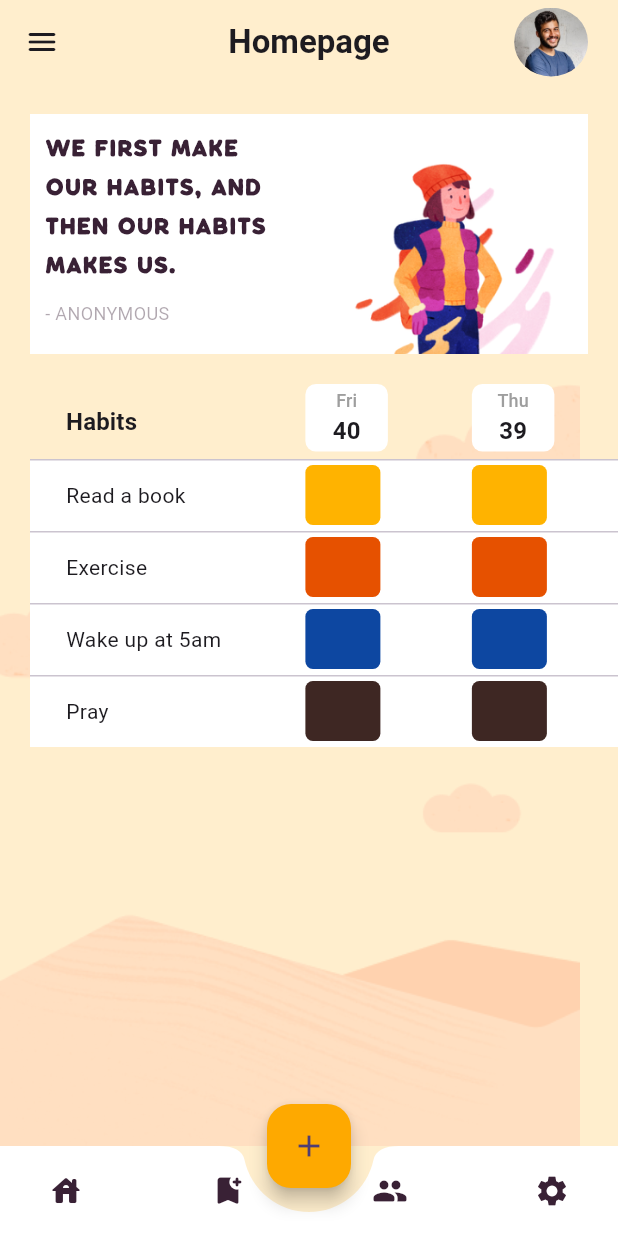
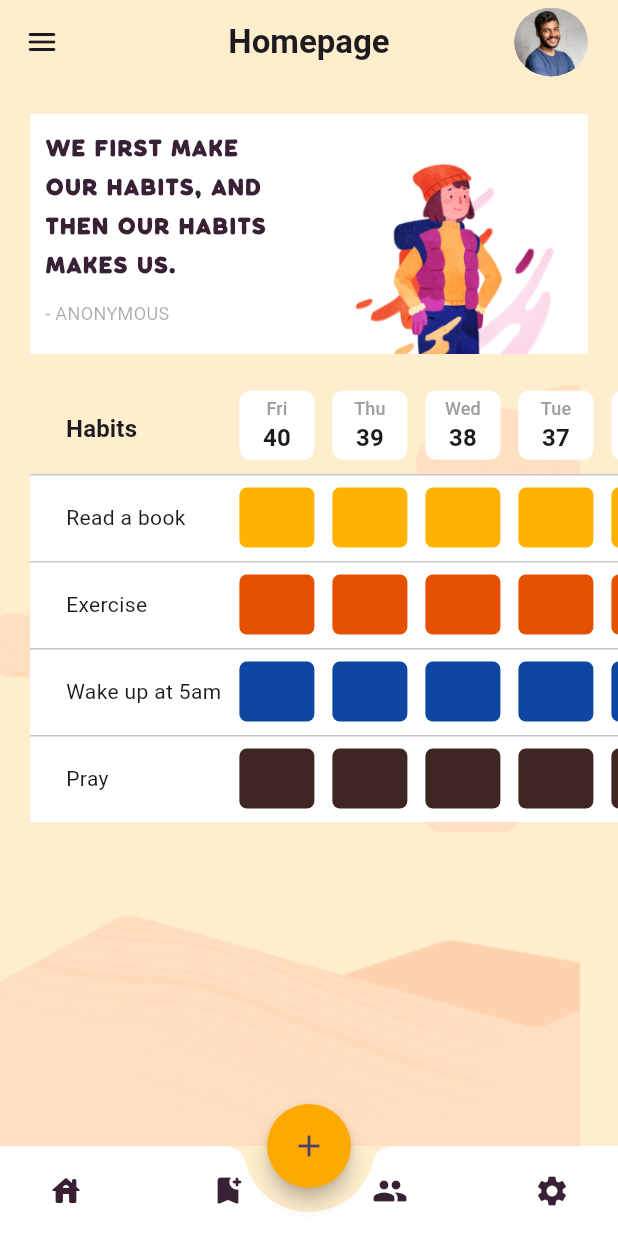
Before and after one commit to miranda-heavenly/atomicHabit, a Flutter app: the HomePage screen opened by its route, on a phone screen of 412 x 824 dp. Run offline on Flutter 3.47's test engine with Material 3 defaults, Android fonts, the phone set to English and light mode, and no system bars; missing offline and left inert: data_tables, introduction_slider; Roboto replaces fonts that are missing (Manrope).

Commit message:
rows and colums adjusted in table

```diff
--- a/lib/home_page.dart
+++ b/lib/home_page.dart
@@ -131,11 +131,14 @@ class _HomePageState extends State<HomePage> {
                 child: SingleChildScrollView(
                     scrollDirection: Axis.horizontal,
                     child: DataTable(
+
                       columns: [
                         //custom heading for the first column
                         DataColumn(
+
                           label: Column(
                           mainAxisSize: MainAxisSize.min,
+
                           children: [
                             Text("Habits",
                             style: TextStyle(fontSize: 16, fontWeight: FontWeight.bold),)
@@ -147,17 +150,19 @@ class _HomePageState extends State<HomePage> {
                         //The map function iterates over each date in the dates list. For each date, it creates a new DataColumn object using the provided function.
                         //...dates.map((date) => DataColumn( ... )).toList():
                         ...dates.map((date) => DataColumn(
+
                           label: Container(
-                            width: 55,
-                            // height: 100,
-                            // padding: EdgeInsets.only(bottom: 10),
+                            width: 50,
                             margin: EdgeInsets.only(bottom: 5),
                             decoration: BoxDecoration(
                               color: Colors.white,
                               borderRadius: BorderRadius.circular(7)
                             ),
                             child:
-                              Column(
+                              Padding(
+                                padding: const EdgeInsets.symmetric(vertical: 3),
+                                child: Column(
+                                  mainAxisSize: MainAxisSize.min,
                                   mainAxisAlignment: MainAxisAlignment.center,
                                   children: [
                                     Text(DateFormat('EE').format(date),
@@ -165,6 +170,7 @@ class _HomePageState extends State<HomePage> {
                                 Text(DateFormat('D').format(date),
                                 style: TextStyle(fontSize: 16, fontWeight: FontWeight.bold),)
                                   ],
+                                ),
                               )
 
                           )
@@ -178,7 +184,10 @@ class _HomePageState extends State<HomePage> {
 
                       DataRow(
                         cells: [
-                          DataCell(Text(habit)),
+                          DataCell(
+                            Text(habit),
+
+                            ),
                           ...dates.map((date) => DataCell(
                             Container(
                               width: 50,
@@ -192,9 +201,16 @@ class _HomePageState extends State<HomePage> {
                           //It uses indexOf to find the correct indices within the 2D list.
                         ])).toList(),
 
-                        headingRowHeight: 50,
-                        border: TableBorder(borderRadius: BorderRadius.circular(30), bottom: BorderSide(color: Colors.transparent, width: 10, )),
+                        headingRowHeight: 60,
                         dataRowColor: MaterialStatePropertyAll(Colors.white),
+                        dataRowHeight: 58,
+                        columnSpacing: 12,
+
+
+                       border: TableBorder(
+                        horizontalInside: BorderSide.none,
+                        verticalInside: BorderSide.none
+                       ),
 
                       ),
                   ),
@@ -244,6 +260,7 @@ class _HomePageState extends State<HomePage> {
         backgroundColor: Color.fromARGB(255, 254, 169, 0),
         elevation: 5,
         tooltip: "Add a habit",
+        shape: CircleBorder(),
         child: Icon(Icons.add),
       ),
       floatingActionButtonLocation: FloatingActionButtonLocation.centerDocked,
```
Lines whose indentation alone changed are shown as unchanged.
